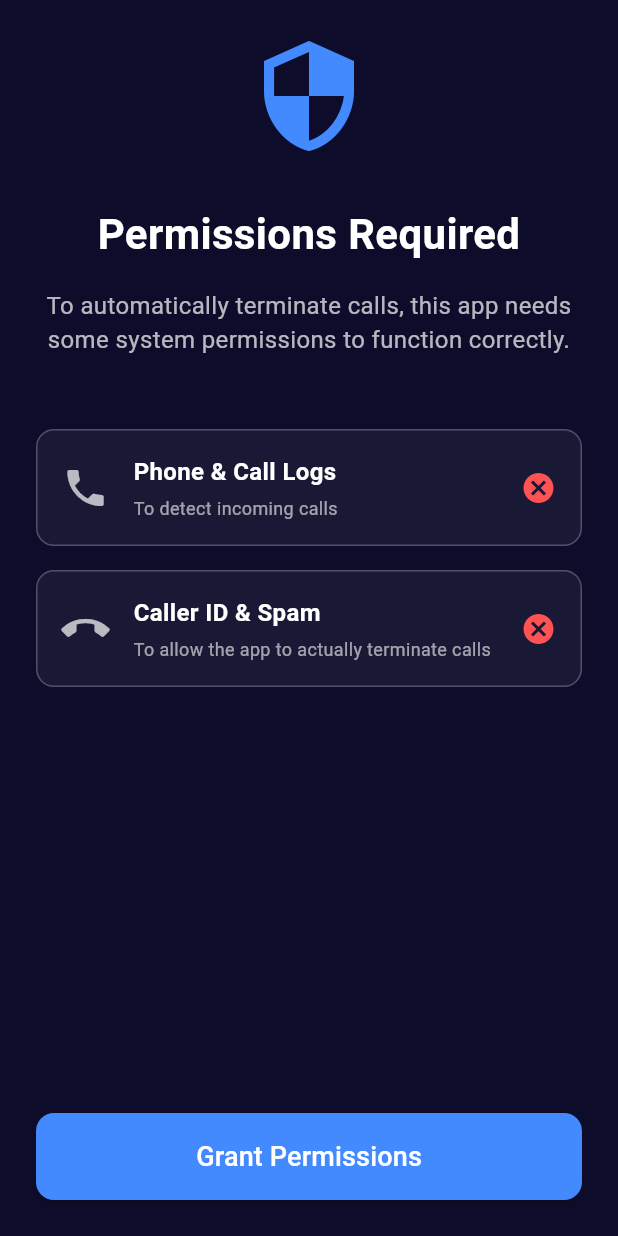
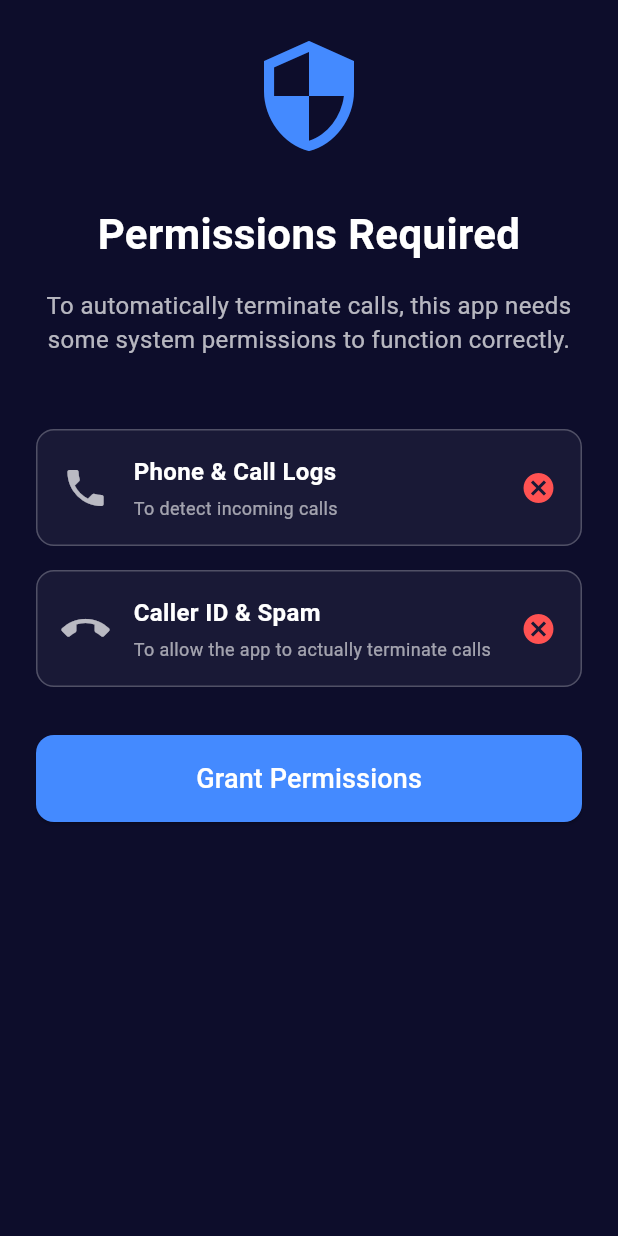
Before and after one commit to Yovel-R/call_rejection, a Flutter app: the PermissionScreen screen opened by its route, on a phone screen of 412 x 824 dp. Run offline on Flutter 3.47's test engine with Material 3 defaults, Android fonts, the phone set to English and light mode, and no system bars; our stand-ins replace permission_handler, shared_preferences; accounts and stored records are empty.

Commit message:
fix(ui): fix permission screen overflow by using SingleChildScrollView

```diff
--- a/lib/permission_screen.dart
+++ b/lib/permission_screen.dart
@@ -128,7 +128,7 @@ class _PermissionScreenState extends State<PermissionScreen>
     return Scaffold(
       backgroundColor: const Color(0xFF0D0D2B),
       body: SafeArea(
-        child: Padding(
+        child: SingleChildScrollView(
           padding: const EdgeInsets.all(24.0),
           child: Column(
             mainAxisAlignment: MainAxisAlignment.center,
@@ -179,7 +179,7 @@ class _PermissionScreenState extends State<PermissionScreen>
                   subtitle: 'To allow the app to actually terminate calls',
                   isGranted: _roleGranted,
                 ),
-                const Spacer(),
+                const SizedBox(height: 32),
                 ElevatedButton(
                   onPressed: _allGranted ? _proceed : _requestPermissions,
                   style: ElevatedButton.styleFrom(
```
